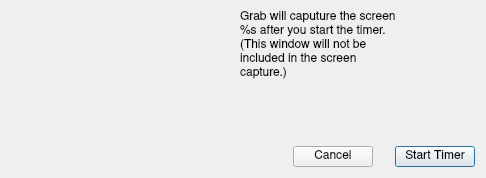
First picture: the form in Under Construction/Grab.app/Resources/dialog_timed_screen_grab.ui, repository helloSystem/Utilities, before the edit.
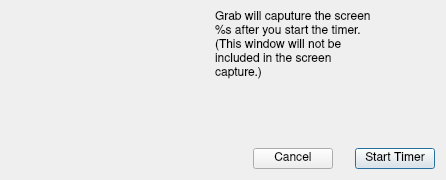
Second picture: the form after the edit. Icons and pictures are not drawn.

Patch:
```diff
--- a/Under Construction/Grab.app/Resources/dialog_timed_screen_grab.ui
+++ b/Under Construction/Grab.app/Resources/dialog_timed_screen_grab.ui
@@ -9,8 +9,8 @@
    <rect>
     <x>0</x>
     <y>0</y>
-    <width>486</width>
-    <height>178</height>
+    <width>446</width>
+    <height>180</height>
    </rect>
   </property>
   <property name="focusPolicy">
@@ -26,7 +26,7 @@
    <item>
     <layout class="QVBoxLayout" name="MainVbox" stretch="0,0,0">
      <property name="spacing">
-      <number>6</number>
+      <number>12</number>
      </property>
      <property name="sizeConstraint">
       <enum>QLayout::SetNoConstraint</enum>
@@ -45,6 +45,9 @@
      </property>
      <item>
       <layout class="QHBoxLayout" name="horizontalLayout_2" stretch="0,0,0,0,0">
+       <property name="spacing">
+        <number>12</number>
+       </property>
        <property name="sizeConstraint">
         <enum>QLayout::SetDefaultConstraint</enum>
        </property>
```
